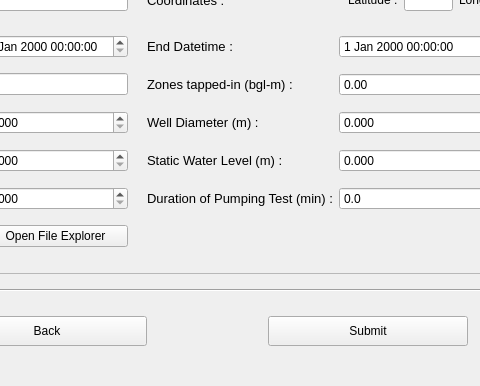
Before: the Qt Designer form create_well.ui in dhairyashil-G/CGWB-Desktop-App, drawn with Qt 5; both pictures show x 186 to 666 and y 237 to 623 of the 789 by 623 pixel window.
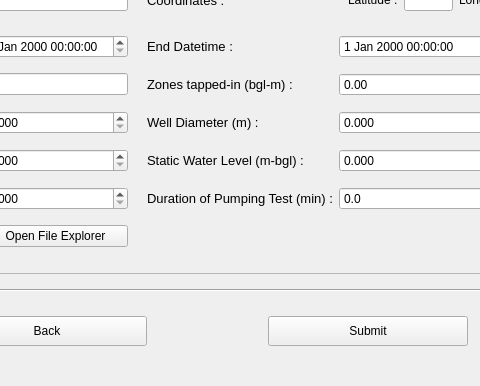
After: the same form once the commit is applied. Icons and pictures are not drawn.

Commit message: static water level unit m-bgl

The edit to the form file:
```diff
--- a/create_well.ui
+++ b/create_well.ui
@@ -176,7 +176,7 @@
           </font>
          </property>
          <property name="text">
-          <string>Static Water Level (m) :</string>
+          <string>Static Water Level (m-bgl) :</string>
          </property>
         </widget>
        </item>
```
The commit also changes 4 other files.
